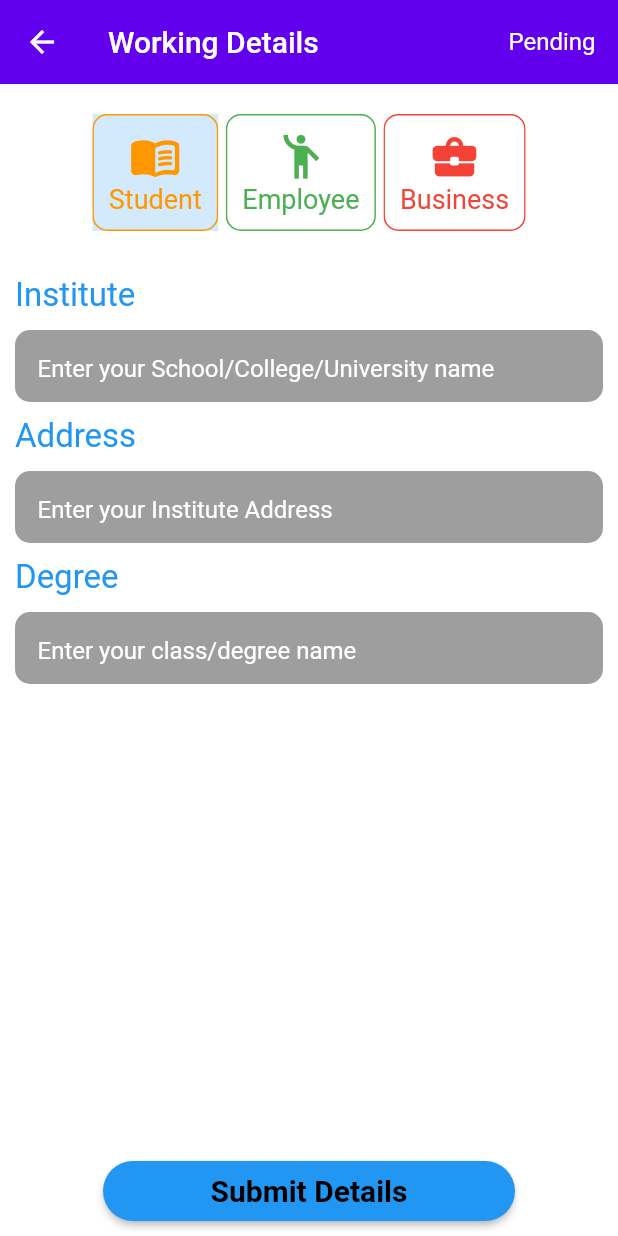
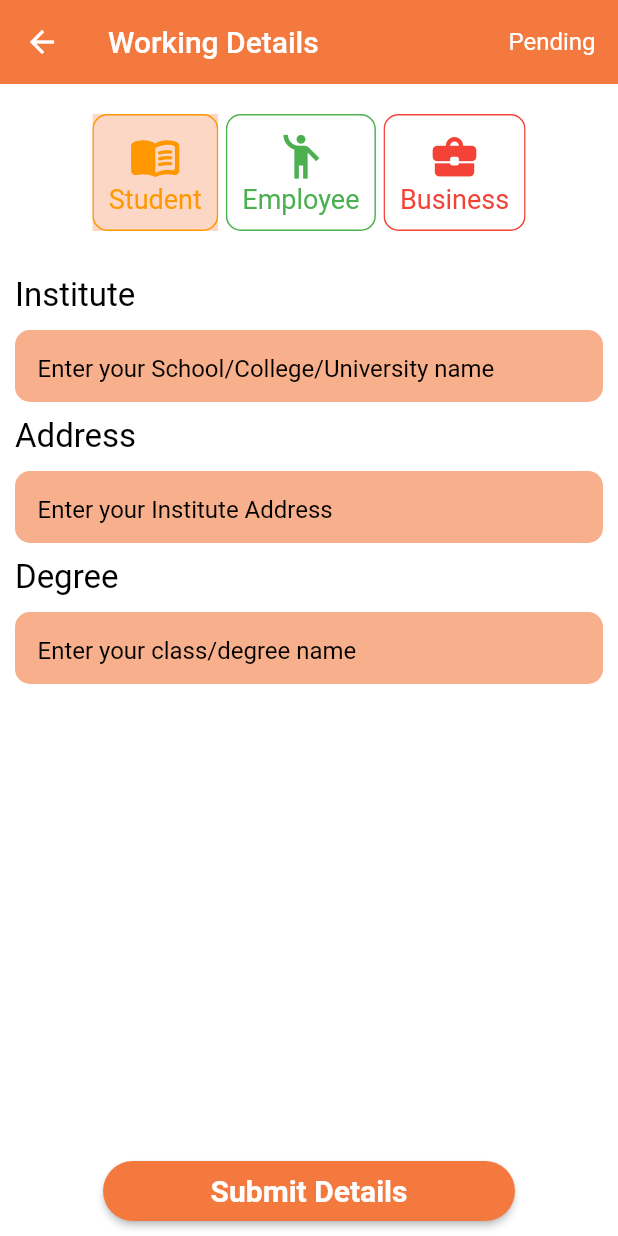
Before and after one commit to MuhammadUmair786/carpooling, a Flutter app: the GetWorkingDetails screen opened directly, after a tap on "Student", on a phone screen of 412 x 824 dp. Run offline on Flutter 3.47's test engine with Material 2 defaults, Android fonts, the light colour scheme and no system bars; our stand-ins replace cached_network_image, cloud_firestore, curved_navigation_bar, dotted_line, dropdown_search, firebase_auth and 16 more; missing offline and left inert: flutter_google_places, flutter_polyline_points, flutter_stripe, google_api_headers, google_maps_webservice; accounts and stored records are empty.

Commit message:
final UI fixing

```diff
--- a/lib/database/rideDatabase.dart
+++ b/lib/database/rideDatabase.dart
@@ -1,21 +1,15 @@
-// import 'package:carpooling_app/controllers/authController.dart';
-import 'package:carpooling_app/controllers/bottomNavBarController.dart';
 import 'package:carpooling_app/database/userDatabase.dart';
 import 'package:carpooling_app/models/requestRideModel.dart';
 import 'package:carpooling_app/models/rideModel.dart';
 import 'package:carpooling_app/views/bottomnavbar.dart';
-import 'package:carpooling_app/views/chating/chatRoom.dart';
 import 'package:carpooling_app/views/drawer/savedTemplate.dart';
-import 'package:carpooling_app/views/rides/rideScreen.dart';
 import 'package:carpooling_app/widgets/generateRoomId.dart';
 import 'package:carpooling_app/widgets/showLoading.dart';
 import 'package:carpooling_app/widgets/showSnackBar.dart';
 import 'package:cloud_firestore/cloud_firestore.dart';
 import 'package:firebase_auth/firebase_auth.dart';
-// import 'package:firebase_storage/firebase_storage.dart';
 import 'package:flutter/material.dart';
 import 'package:get/get.dart';
-// import 'package:get/get.dart';
 import 'package:google_maps_flutter/google_maps_flutter.dart';
 
 class RideDatabase {
--- a/lib/views/rides/postRide.dart
+++ b/lib/views/rides/postRide.dart
@@ -60,6 +60,7 @@ class _PostRideState extends State<PostRide> {
       vehicleId = widget.templateRide!.vehicleId;
       vehicleImgUrl = widget.templateRide!.vehicleImg;
       vehicleMilage = widget.templateRide!.vehicleMilage;
+      vehicleType = widget.templateRide!.vehicleType;
       isAC = widget.templateRide!.isAc;
       _messageController.text = widget.templateRide!.message;
     }
@@ -690,7 +691,7 @@ class _PostRideState extends State<PostRide> {
                                                   style:
                                                       ElevatedButton.styleFrom(
                                                     minimumSize: Size(120, 40),
-                                                    primary: Colors.blue,
+                                                    primary: Color(0xFFF4793E),
                                                     shape:
                                                         RoundedRectangleBorder(
                                                       borderRadius:
@@ -718,7 +719,7 @@ class _PostRideState extends State<PostRide> {
                                                   style:
                                                       ElevatedButton.styleFrom(
                                                     minimumSize: Size(80, 40),
-                                                    primary: Colors.blue,
+                                                    primary: Color(0xFFF4793E),
                                                     shape:
                                                         RoundedRectangleBorder(
                                                       borderRadius:
--- a/lib/views/rides/requestRide.dart
+++ b/lib/views/rides/requestRide.dart
@@ -33,6 +33,7 @@ class RequestRide extends StatelessWidget {
       appBar: AppBar(
         title: Text("Request Ride"),
         elevation: 0,
+        backgroundColor: Color(0xFFF4793E),
       ),
       body: SafeArea(
         child: Container(
@@ -203,7 +204,7 @@ class RequestRide extends StatelessWidget {
                     child: ElevatedButton(
                       style: ElevatedButton.styleFrom(
                         minimumSize: Size(double.infinity, 50),
-                        primary: Colors.green,
+                        primary: Color(0xFFF4793E),
                         shape: RoundedRectangleBorder(
                           borderRadius: BorderRadius.circular(25),
                         ),
--- a/lib/views/settings/displayCNIC.dart
+++ b/lib/views/settings/displayCNIC.dart
@@ -230,7 +230,7 @@ class _GetCNICState extends State<GetCNIC> {
         child: ElevatedButton(
           style: ElevatedButton.styleFrom(
             minimumSize: Size(Get.width / 1.5, 40),
-            primary: Colors.blue,
+            primary: Color(0xFFF4793E),
             shape: RoundedRectangleBorder(
               borderRadius: BorderRadius.circular(35),
             ),
--- a/lib/views/settings/email_verification.dart
+++ b/lib/views/settings/email_verification.dart
@@ -42,7 +42,7 @@ class _EmailVerificationScreenState extends State<EmailVerificationScreen> {
       child: ElevatedButton(
         style: ElevatedButton.styleFrom(
           // minimumSize: Size(double.infinity, 70),
-          primary: Colors.green,
+          primary: Color(0xFFF4793E),
           shape: RoundedRectangleBorder(
             borderRadius: BorderRadius.circular(35),
           ),
--- a/lib/views/settings/getLicense.dart
+++ b/lib/views/settings/getLicense.dart
@@ -416,7 +416,7 @@ class _GetLicenseState extends State<GetLicense> {
         child: ElevatedButton(
           style: ElevatedButton.styleFrom(
             minimumSize: Size(Get.width / 1.5, 40),
-            primary: Colors.blue,
+            primary: Color(0xFFF4793E),
             shape: RoundedRectangleBorder(
               borderRadius: BorderRadius.circular(35),
             ),
--- a/lib/views/settings/getWorkingDetails.dart
+++ b/lib/views/settings/getWorkingDetails.dart
@@ -19,7 +19,7 @@ class _GetWorkingDetailsState extends State<GetWorkingDetails> {
   bool isEmployee = false;
   bool isBusiness = false;
 
-  Color selectedColor = Colors.blue;
+  Color selectedColor = Color(0xFFF4793E);
   List<bool> isSelected = [false, false, false];
 
   TextEditingController _statusController = TextEditingController();
@@ -63,17 +63,16 @@ class _GetWorkingDetailsState extends State<GetWorkingDetails> {
     return TextFormField(
       controller: cont,
       style: TextStyle(
-        fontSize: 20,
-        // fontWeight: FontWeight.w500,
-        color: Colors.white,
-      ),
+          fontSize: 20,
+          // fontWeight: FontWeight.w500,
+          color: Colors.black),
       // inputFormatters: [
       //   FilteringTextInputFormatter.allow(RegExp('[0-9]')),
       // ],
       decoration: InputDecoration(
         hintText: hint,
-        hintStyle: TextStyle(fontSize: 16, color: Colors.white),
-        fillColor: Colors.grey[500],
+        hintStyle: TextStyle(fontSize: 16, color: Colors.black),
+        fillColor: Color(0xFFF4793E).withOpacity(0.6),
         filled: true,
         errorStyle: TextStyle(fontSize: 18),
         border: OutlineInputBorder(
@@ -99,6 +98,7 @@ class _GetWorkingDetailsState extends State<GetWorkingDetails> {
         elevation: 0,
         title: Text("Working Details"),
         // centerTitle: true,
+        backgroundColor: Color(0xFFF4793E),
         actions: [
           Container(
               margin: EdgeInsets.only(right: 15),
@@ -122,7 +122,7 @@ class _GetWorkingDetailsState extends State<GetWorkingDetails> {
                 alignment: Alignment.center,
                 child: ToggleButtons(
                   borderColor: Colors.transparent,
-                  fillColor: selectedColor.withOpacity(0.2),
+                  fillColor: selectedColor.withOpacity(0.3),
                   borderWidth: 5,
                   selectedBorderColor: Colors.transparent,
                   // borderRadius: BorderRadius.circular(10),
@@ -178,7 +178,7 @@ class _GetWorkingDetailsState extends State<GetWorkingDetails> {
                               text: "Institute",
                               // weight: FontWeight.bold,
                               size: 22,
-                              color: Colors.blue,
+                              color: Colors.black,
                             ),
                           ),
                           _textFormFeiled(_instController,
@@ -189,7 +189,7 @@ class _GetWorkingDetailsState extends State<GetWorkingDetails> {
                               text: "Address",
                               // weight: FontWeight.bold,
                               size: 22,
-                              color: Colors.blue,
+                              // color: Colors.blue,
                             ),
                           ),
                           _textFormFeiled(_stdAddressController,
@@ -200,7 +200,7 @@ class _GetWorkingDetailsState extends State<GetWorkingDetails> {
                               text: "Degree",
                               // weight: FontWeight.bold,
                               size: 22,
-                              color: Colors.blue,
+                              //color: Colors.blue,
                             ),
                           ),
                           _textFormFeiled(_degreeController,
@@ -220,7 +220,7 @@ class _GetWorkingDetailsState extends State<GetWorkingDetails> {
                               text: "Job Nature",
                               // weight: FontWeight.bold,
                               size: 22,
-                              color: Colors.blue,
+                              //color: Colors.blue,
                             ),
                           ),
                           Container(
@@ -231,20 +231,21 @@ class _GetWorkingDetailsState extends State<GetWorkingDetails> {
                                     subtitle1: TextStyle(
                                   fontSize: 20,
                                   // fontWeight: FontWeight.w500,
-                                  color: Colors.white,
+                                  color: Colors.black,
                                 )),
                               ),
                               child: DropdownSearch<String>(
                                 // .collapsed(hintText: "Province",border: Border.),
-                                popupBackgroundColor: Colors.grey[400],
+                                popupBackgroundColor:
+                                    Color(0xFFF4793E).withOpacity(0.9),
 
                                 mode: Mode.MENU,
 
                                 dropdownSearchDecoration: InputDecoration(
                                   hintText: 'Choose nature of your Job',
                                   hintStyle: TextStyle(
-                                      fontSize: 16, color: Colors.white),
-                                  fillColor: Colors.grey,
+                                      fontSize: 16, color: Colors.black),
+                                  fillColor: Color(0xFFF4793E).withOpacity(0.6),
                                   filled: true,
                                   border: OutlineInputBorder(
                                     borderRadius: BorderRadius.circular(10),
@@ -272,7 +273,7 @@ class _GetWorkingDetailsState extends State<GetWorkingDetails> {
                               text: "Name",
                               // weight: FontWeight.bold,
                               size: 22,
-                              color: Colors.blue,
+                              //color: Colors.blue,
                             ),
                           ),
                           _textFormFeiled(_companyController,
@@ -283,7 +284,7 @@ class _GetWorkingDetailsState extends State<GetWorkingDetails> {
                               text: "Address",
                               // weight: FontWeight.bold,
                               size: 22,
-                              color: Colors.blue,
+                              //color: Colors.blue,
                             ),
                           ),
                           _textFormFeiled(_empAddressController,
@@ -294,7 +295,7 @@ class _GetWorkingDetailsState extends State<GetWorkingDetails> {
                               text: "Designation",
                               // weight: FontWeight.bold,
                               size: 22,
-                              color: Colors.blue,
+                              //color: Colors.blue,
                             ),
                           ),
                           _textFormFeiled(
@@ -314,7 +315,7 @@ class _GetWorkingDetailsState extends State<GetWorkingDetails> {
                               text: "Name",
                               // weight: FontWeight.bold,
                               size: 22,
-                              color: Colors.blue,
+                              //color: Colors.blue,
                             ),
                           ),
                           _textFormFeiled(_businessNameController,
@@ -325,7 +326,7 @@ class _GetWorkingDetailsState extends State<GetWorkingDetails> {
                               text: "Address",
                               // weight: FontWeight.bold,
                               size: 22,
-                              color: Colors.blue,
+                              //color: Colors.blue,
                             ),
                           ),
                           _textFormFeiled(
@@ -345,7 +346,7 @@ class _GetWorkingDetailsState extends State<GetWorkingDetails> {
         child: ElevatedButton(
           style: ElevatedButton.styleFrom(
             minimumSize: Size(Get.width / 1.5, 40),
-            primary: Colors.blue,
+            primary: Color(0xFFF4793E),
             shape: RoundedRectangleBorder(
               borderRadius: BorderRadius.circular(35),
             ),
@@ -393,6 +394,7 @@ class _GetWorkingDetailsState extends State<GetWorkingDetails> {
             text: "Submit Details",
             size: 20,
             weight: FontWeight.bold,
+            color: Colors.white,
           ),
         ),
       ),
--- a/lib/views/settings/profile.dart
+++ b/lib/views/settings/profile.dart
@@ -76,6 +76,7 @@ class ProfileSetting extends StatelessWidget {
                   ),
                   PercentageIndicatorWidget(
                     percentage: calculatePercentage(snapshot.data!.data()),
+
                     // snapshot.data!["profileComplete"],
                   ),
                 ],
@@ -153,7 +154,7 @@ class PercentageIndicatorWidget extends StatelessWidget {
 
           // Text(),
           linearStrokeCap: LinearStrokeCap.roundAll,
-          progressColor: Colors.green,
+          progressColor: Color(0xFFF4793E),
         ),
       ),
     );
--- a/lib/views/settings/setDataTemplate.dart
+++ b/lib/views/settings/setDataTemplate.dart
@@ -67,7 +67,7 @@ class SetDataTemplate extends StatelessWidget {
                 ElevatedButton(
                   style: ElevatedButton.styleFrom(
                     minimumSize: Size(double.infinity, 50),
-                    primary: Colors.green,
+                    primary: Color(0xFFF4793E),
                     shape: RoundedRectangleBorder(
                       borderRadius: BorderRadius.circular(35),
                     ),
--- a/lib/views/settings/uploadUserImage.dart
+++ b/lib/views/settings/uploadUserImage.dart
@@ -179,7 +179,7 @@ class _UploadUserImageState extends State<UploadUserImage> {
         child: ElevatedButton(
           style: ElevatedButton.styleFrom(
             minimumSize: Size(Get.width / 1.5, 40),
-            primary: Colors.blue,
+            primary: Color(0xFFF4793E),
             shape: RoundedRectangleBorder(
               borderRadius: BorderRadius.circular(35),
             ),
```
Also changed, not shown: lib/views/helpSupport/helpAndSupport.dart (+11 -6 lines), lib/views/home.dart (+2 -17 lines), lib/views/rides/seacrh_ride.dart (+6 -6 lines), lib/views/rides/search_rides_response.dart (+20 -9 lines), lib/views/settings/getNominee.dart (+12 -12 lines), pubspec.lock.
